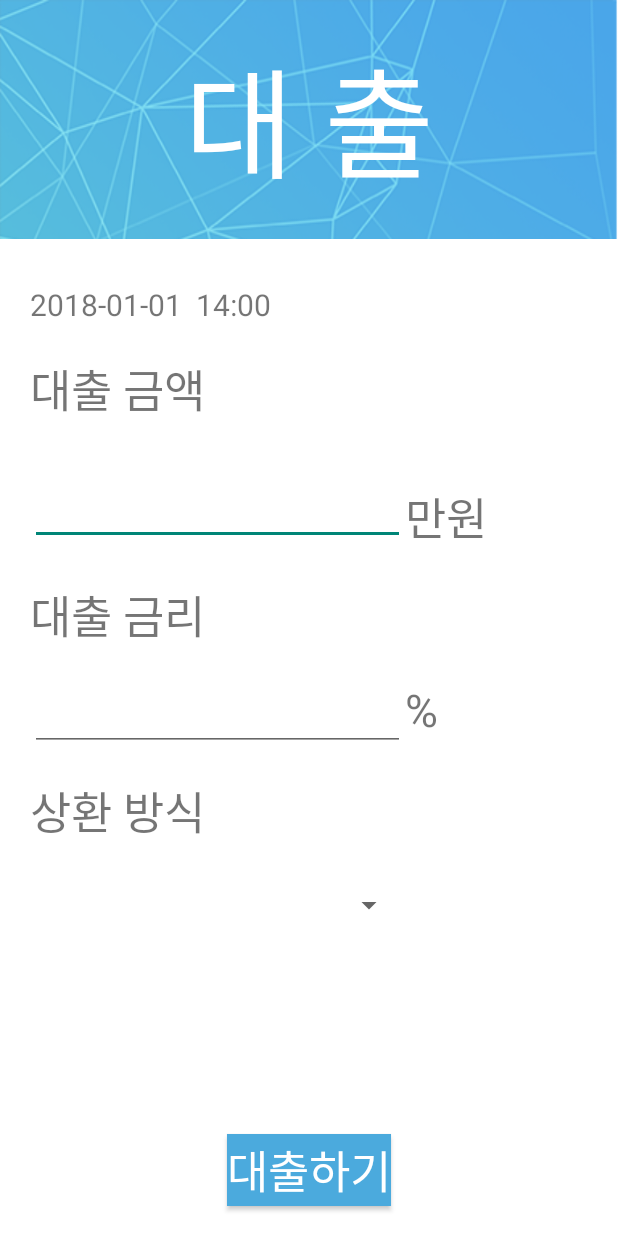
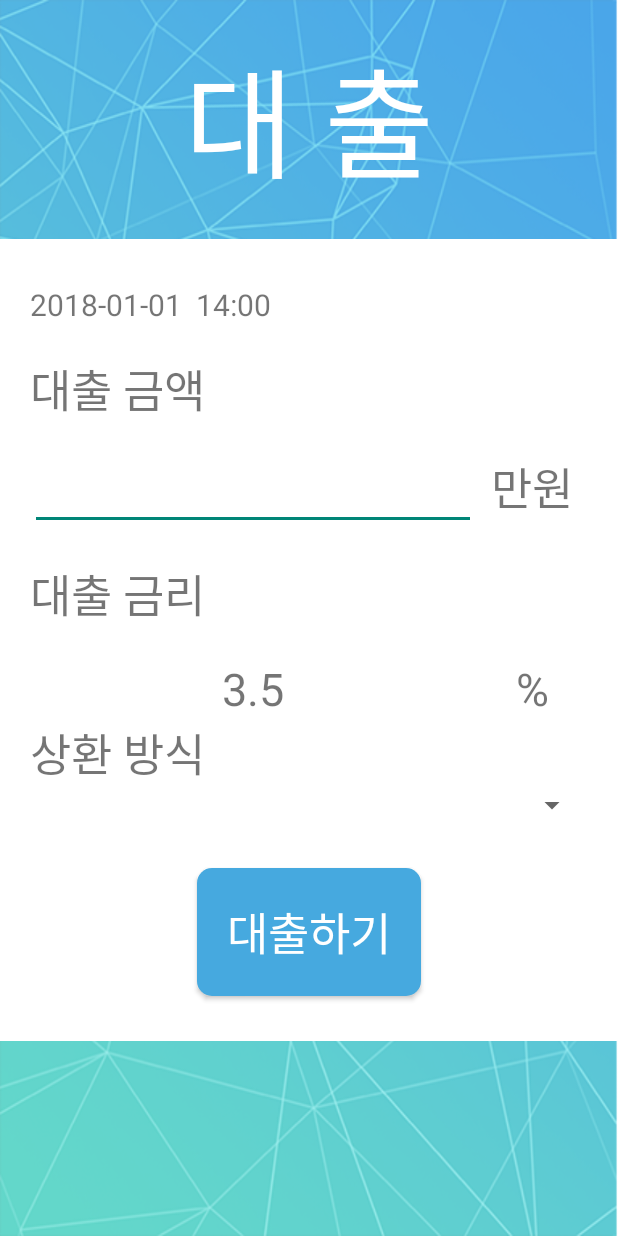
Before and after one commit to iiVSX/Ssenstone_demo, an Android app: the layout activity_lend.xml on its own in the app's theme, with its tools: preview values and no code run, on a phone screen of 412 x 824 dp. Run offline under Robolectric (Android 15) with nearby library versions, the phone set to English and light mode, and no system bars; Roboto replaces fonts that are not available here.

Commit message:
UI 통일

```diff
--- a/Ssenstone_bank/app/src/main/java/com/ssenstone/ssenstone_bank/Activity/TransferActivity.java
+++ b/Ssenstone_bank/app/src/main/java/com/ssenstone/ssenstone_bank/Activity/TransferActivity.java
@@ -20,7 +20,7 @@ import java.util.ArrayList;
 
 import uk.co.chrisjenx.calligraphy.CalligraphyContextWrapper;
 
-public class TransferActivity extends AppCompatActivity{
+public class TransferActivity extends AppCompatActivity {
     private static String TAG = "TransferActivity";
     DecimalFormat mDF = new DecimalFormat("###,###,###,###");
     private EditText mAmount, mReceiver_account, mReceiver;
@@ -42,7 +42,7 @@ public class TransferActivity extends AppCompatActivity{
         mTransferButton = findViewById(R.id.do_transfer_button);
 
         String temp = mMyAccount.getText().toString();
-        mMyAccount.setText(temp+myAccount);
+        mMyAccount.setText(temp + myAccount);
 
         set_bank_spinner();
 
@@ -54,7 +54,7 @@ public class TransferActivity extends AppCompatActivity{
         });
     }
 
-    private void set_bank_spinner(){
+    private void set_bank_spinner() {
         ArrayList<String> banks = new ArrayList<>();
         banks.add(getString(R.string.bank_kb));
         banks.add(getString(R.string.bank_shinhan));
--- a/Ssenstone_bank/app/src/main/res/layout/activity_lend.xml
+++ b/Ssenstone_bank/app/src/main/res/layout/activity_lend.xml
@@ -1,6 +1,5 @@
 <?xml version="1.0" encoding="utf-8"?>
-<android.support.constraint.ConstraintLayout
-    xmlns:android="http://schemas.android.com/apk/res/android"
+<android.support.constraint.ConstraintLayout xmlns:android="http://schemas.android.com/apk/res/android"
     xmlns:tools="http://schemas.android.com/tools"
     android:layout_width="match_parent"
     android:layout_height="match_parent">
@@ -14,10 +13,13 @@
             style="@style/title"
             android:text="@string/lend_title" />
 
+        <ScrollView
+            style="@style/scroll_view"
+            android:layout_below="@+id/lend_title">
+
             <RelativeLayout
                 android:id="@+id/lend_container"
-            style="@style/white_container"
-            android:layout_below="@+id/lend_title">
+                style="@style/white_container">
 
                 <TableLayout
                     android:id="@+id/lend_info"
@@ -29,98 +31,98 @@
 
                     <TableRow>
 
-                    <TextView android:text="2018-01-01  14:00"
-                        android:textSize="20dp"/>
+                        <TextView
+                            android:text="2018-01-01  14:00"
+                            android:textSize="20dp" />
                     </TableRow>
 
 
-                <TableRow>
+                    <TableRow android:layout_marginTop="20dp">
 
                         <TextView
-                        android:layout_marginTop="20dp"
-                        android:text="대출 금액"
-                        android:textSize="30sp" />
+                            style="@style/start_text_30"
+                            android:layout_height="match_parent"
+                            android:text="대출 금액" />
                     </TableRow>
 
-                <TableRow
-                    android:layout_marginTop="20dp"
-                    >
+                    <TableRow android:layout_marginTop="20dp">
 
                         <EditText
-                        android:layout_marginTop="10dp"
                             android:id="@+id/amountMoneyLend"
-                        android:layout_width="250dp"
-                        android:layout_height="wrap_content"
+                            android:layout_width="0dp"
+                            android:layout_height="match_parent"
+                            android:layout_weight="4"
                             android:inputType="number" />
 
                         <TextView
-                        android:layout_marginTop="20dp"
-                        android:text="만원"
+                            android:layout_width="0dp"
+                            android:layout_height="match_parent"
+                            android:layout_weight="1"
+                            android:text="@string/currency_unit"
+                            android:textAlignment="center"
                             android:textSize="30sp" />
                     </TableRow>
 
                     <TableRow>
 
                         <TextView
+                            style="@style/start_text_30"
                             android:layout_marginTop="20dp"
-                        android:text="대출 금리"
-                        android:textSize="30sp" />
+                            android:text="대출 금리" />
                     </TableRow>
 
-                <TableRow>
-
-                    <EditText
-                        android:layout_marginTop="20dp"
-                        android:id="@+id/interestRate"
-                        android:layout_width="250dp"
-                        android:layout_height="wrap_content"
-                        android:inputType="number" />
+                    <TableRow android:layout_marginTop="20dp">
 
                         <TextView
-                        android:layout_marginTop="20dp"
+                            android:id="@+id/interestRate"
+                            android:layout_width="0dp"
+                            android:layout_height="match_parent"
+                            android:layout_weight="4"
+                            android:gravity="center|center_vertical"
+                            android:text="3.5"
+                            android:textSize="30sp" />
+
+                        <TextView
+                            android:layout_width="0dp"
+                            android:layout_height="match_parent"
+                            android:layout_weight="1"
                             android:text="%"
+                            android:textAlignment="center"
                             android:textSize="30sp" />
                     </TableRow>
 
                     <TableRow>
 
                         <TextView
-                        android:layout_marginTop="20dp"
-                        android:text="상환 방식"
-                        android:textSize="30sp" />
+                            style="@style/start_text_30"
+                            android:text="상환 방식" />
                     </TableRow>
 
                     <TableRow>
 
                         <Spinner
-                        android:layout_marginTop="20dp"
                             android:id="@+id/payBackMethod"
-                        android:layout_width="match_parent"
-                        android:layout_height="40dp"
-                        android:textSize="30dp"
-                        />
+                            android:layout_width="0dp"
+                            android:layout_height="match_parent"
+
+                            android:layout_weight="1"
+                            android:textSize="50sp" />
                     </TableRow>
 
                 </TableLayout>
 
                 <Button
-                android:id="@+id/lend_lend_button"
-                android:layout_width="wrap_content"
-                android:layout_height="wrap_content"
-                android:layout_alignParentBottom="true"
-                android:layout_centerHorizontal="true"
-                android:layout_marginBottom="20dp"
-                android:text="대출하기"
-                android:background="#4BAADD"
-                android:textColor="@color/white"
-                android:textSize="30sp"/>
+                    android:id="@+id/do_lend_button"
+                    style="@style/do_button"
+                    android:layout_below="@id/lend_info"
+                    android:text="대출하기" />
 
 
             </RelativeLayout>
 
+        </ScrollView>
 
     </RelativeLayout>
 
 
-
 </android.support.constraint.ConstraintLayout>
--- a/Ssenstone_bank/app/src/main/res/values/arrays.xml
+++ b/Ssenstone_bank/app/src/main/res/values/arrays.xml
@@ -1,7 +1,6 @@
 <?xml version="1.0" encoding="utf-8"?>
 <resources>
     <string-array name="paybackWay">
-
         <item>상환1</item>
         <item>상환2</item>
         <item>상환3</item>
--- a/Ssenstone_bank/app/src/main/res/values/styles.xml
+++ b/Ssenstone_bank/app/src/main/res/values/styles.xml
@@ -1,4 +1,5 @@
 <resources>
+
     <style name="loadingTheme" parent="Theme.AppCompat.Light.NoActionBar">
         <item name="android:background">@drawable/loading_img</item>
         <item name="android:windowNoTitle">true</item>
@@ -30,4 +31,38 @@
         <item name="android:layout_height">match_parent</item>
         <item name="android:background">@color/white</item>
     </style>
+
+    <style name="scroll_view">
+        <item name="android:layout_width">match_parent</item>
+        <item name="android:layout_height">match_parent</item>
+        <item name="android:layout_alignParentEnd">true</item>
+    </style>
+
+    <style name="do_button">
+        <item name="android:layout_width">wrap_content</item>
+        <item name="android:layout_height">wrap_content</item>
+        <item name="android:layout_centerHorizontal">true</item>
+        <item name="android:layout_marginTop">30dp</item>
+        <item name="android:layout_marginBottom">30dp</item>
+        <item name="android:background">@drawable/rounded_square_blue</item>
+        <item name="android:padding">20dp</item>
+        <item name="android:textColor">@color/white</item>
+        <item name="android:textSize">30sp</item>
+    </style>
+
+    <style name="start_text_30">
+        <item name="android:textSize">30sp</item>
+        <item name="android:gravity">start|center_vertical</item>
+    </style>
+
+    <style name="center_text_30">
+        <item name="android:textSize">30sp</item>
+        <item name="android:gravity">center_horizontal|center_vertical</item>
+    </style>
+
+    <style name="end_text_30">
+        <item name="android:textSize">30sp</item>
+        <item name="android:gravity">end|center_vertical</item>
+    </style>
+
 </resources>
```
Also changed, not shown: Ssenstone_bank/app/src/main/AndroidManifest.xml (+16 -5 lines), Ssenstone_bank/app/src/main/java/com/ssenstone/ssenstone_bank/Activity/InsuranceActivity.java (+18 -9 lines), Ssenstone_bank/app/src/main/java/com/ssenstone/ssenstone_bank/Activity/LendActivity.java (+10 -5 lines), Ssenstone_bank/app/src/main/java/com/ssenstone/ssenstone_bank/Activity/PayActivity.java (+0 -22 lines), Ssenstone_bank/app/src/main/res/layout/activity_insurance.xml (+49 -48 lines), Ssenstone_bank/app/src/main/res/layout/activity_pay.xml (+46 -53 lines), Ssenstone_bank/app/src/main/res/layout/activity_transfer.xml (+82 -88 lines), Ssenstone_bank/app/src/main/res/values/strings.xml (+14 -0 lines). Lines whose indentation alone changed are shown as unchanged.
